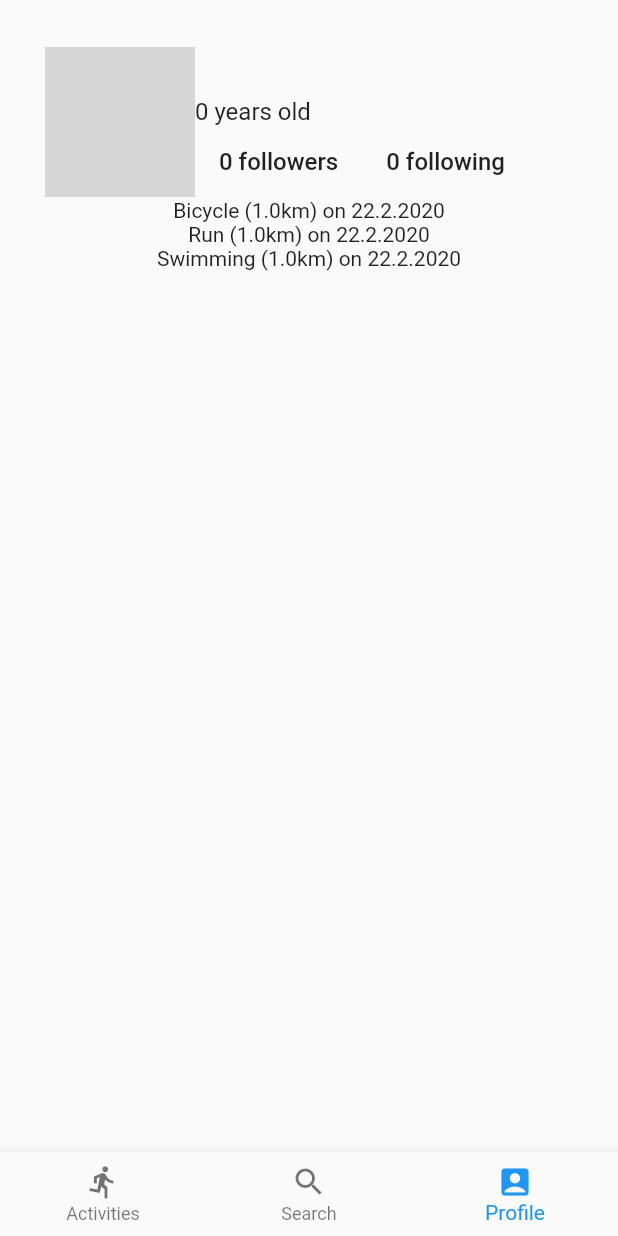
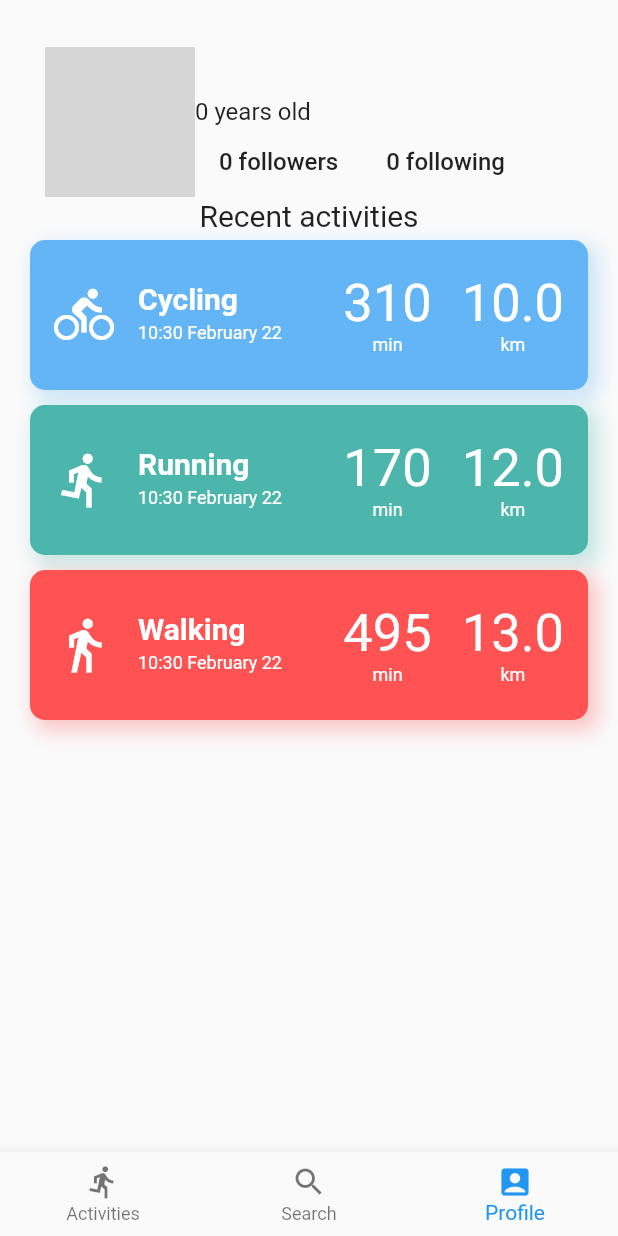
Before and after one commit to keyclicker/untitled_int20h_mobile_project, a Flutter app: the MainPage screen opened directly with empty values, item 3 of the bottom bar chosen, on a phone screen of 412 x 824 dp. Run offline on Flutter 3.47's test engine with Material 2 defaults, Android fonts, the phone set to English and light mode, and no system bars; network calls fail; grey boxes are pictures that could not be loaded.

Commit message:
added cards for activities at profile page

```diff
--- a/lib/activities.dart
+++ b/lib/activities.dart
@@ -57,3 +57,18 @@ class _MyBottomSheetState extends State<MyBottomSheet> {
     );
   }
 }
+
+
+class Activity{
+  ActivityType type;
+  DateTime actionDate;
+  Duration actionDuration;
+  double distance;
+
+  Activity(ActivityType type, DateTime actionDate, Duration actionDuration, double distance){
+    this.type = type;
+    this.actionDate = actionDate;
+    this.actionDuration = actionDuration;
+    this.distance = distance;
+  }
+}
--- a/lib/activity.dart
+++ /dev/null
@@ -1,17 +0,0 @@
-import 'package:flutter/material.dart';
-import 'dart:core';
-
-
-class Activity{
-  String type;
-  DateTime actionDate;
-  DateTime actionDuration;
-  double distance;
-
-  Activity(String type, DateTime actionDate, DateTime actionDuration, double distance){
-    this.type = type;
-    this.actionDate = actionDate;
-    this.actionDuration = actionDuration;
-    this.distance = distance;
-  }
-}
--- a/lib/user.dart
+++ b/lib/user.dart
@@ -1,5 +1,6 @@
 import 'package:flutter/material.dart';
-import 'activity.dart';
+import 'package:untitled_int20h_mobile_project/activity_tile.dart';
+import 'activities.dart';
 import 'hub.dart';
 
 
@@ -20,9 +21,9 @@ class User{
     this.following = [];
     this.followers = [];
     this.pastActivities = [
-      Activity("Bicycle", DateTime.now(), DateTime.now(), 1),
-      Activity("Run", DateTime.now(), DateTime.now(), 1),
-      Activity("Swimming", DateTime.now(), DateTime.now(), 1)
+      Activity(ActivityType.Cycling, DateTime.now(), Duration(minutes: 10, hours: 5), 10),
+      Activity(ActivityType.Running, DateTime.now(), Duration(minutes: 50, hours: 2), 12),
+      Activity(ActivityType.Walking, DateTime.now(), Duration(minutes: 15, hours: 8), 13)
     ];
   }
 
@@ -180,9 +181,22 @@ class _UserState extends State<UserWidget> {
               ),
             ),
           ),
+          Container(
+            child: Text(
+                "Recent activities",
+              style: TextStyle(
+                fontSize: 20,
+              ),
+            ),
+          ),
           Column(
             children: me.pastActivities.map((activity){
-              return Text("${activity.type} (${activity.distance}km) on ${activity.actionDate.day}.${activity.actionDate.month}.${activity.actionDate.year}");
+              return ActivityTile(
+                type: activity.type,
+                duration: activity.actionDuration,
+                date: activity.actionDate,
+                length: activity.distance,
+              );
             }).toList(),
           )
       ],
```
